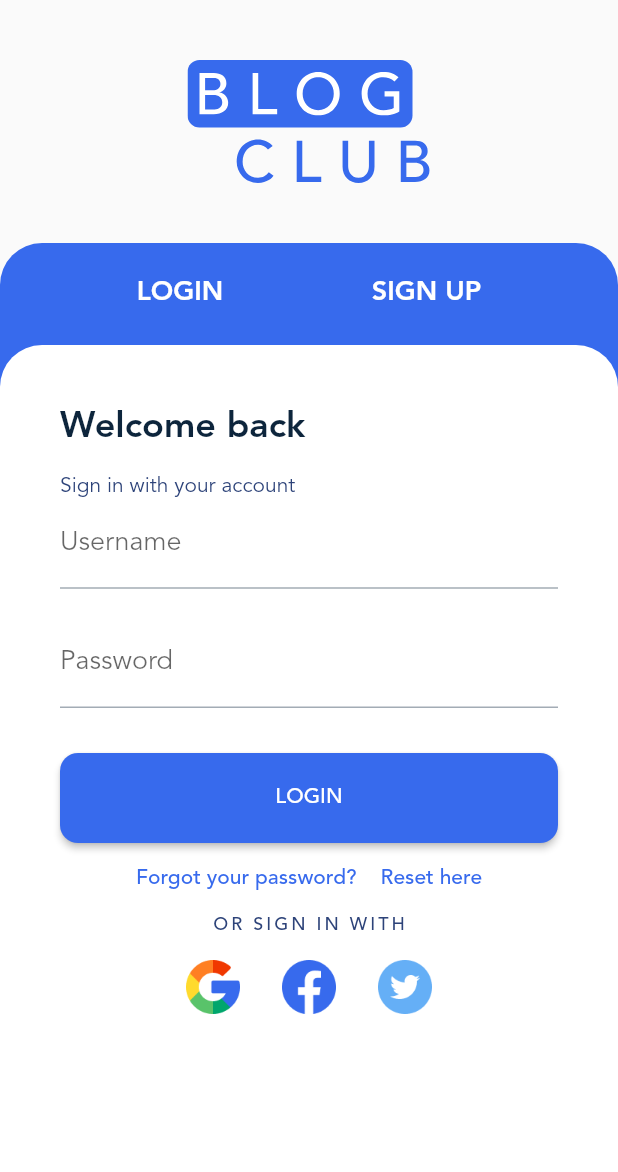
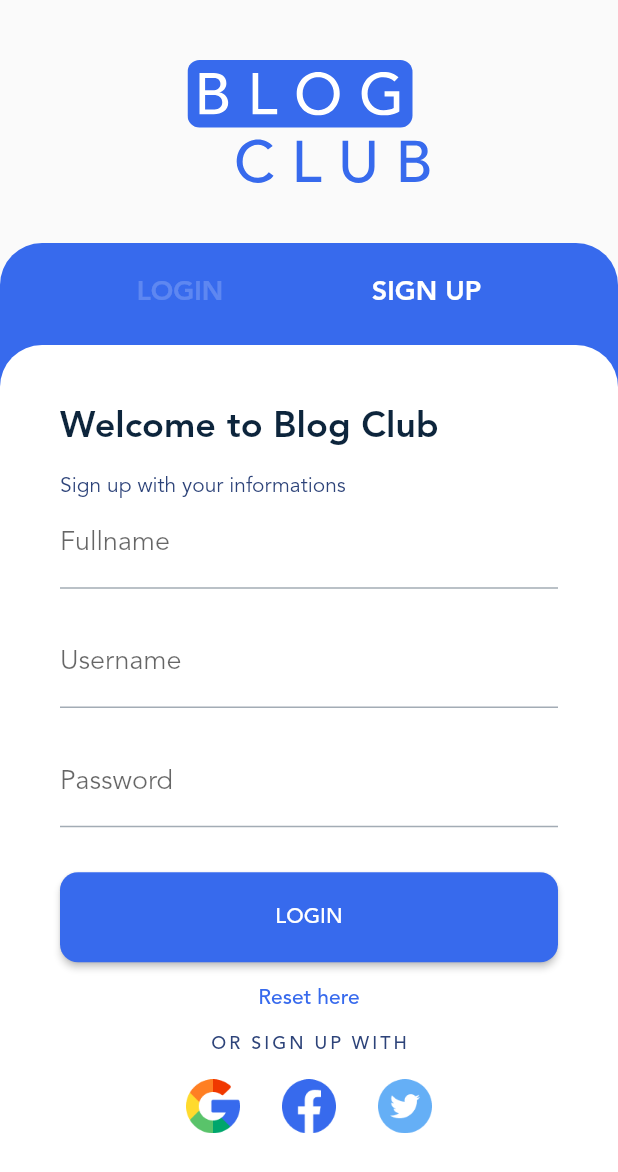
Before and after one commit to peymansf2000/blog_club_UI, a Flutter app: the AuthScreen screen opened directly, after a tap on "SIGN UP", on a phone screen of 412 x 824 dp. Shown: the top 1172 px of the screen. Run offline on Flutter 3.47's test engine with Material 2 defaults, Android fonts, the phone set to English and light mode, and no system bars; our stand-ins replace carousel_slider, flutter_svg, gradient_borders, smooth_page_indicator.

Commit message:
Improve AuthScreen, add SignUp
User cann switch between SignUp and Login pages

```diff
--- a/lib/auth.dart
+++ b/lib/auth.dart
@@ -1,8 +1,16 @@
 import 'package:flutter/material.dart';
 import 'package:flutter_svg/flutter_svg.dart';
 
-class AuthScreen extends StatelessWidget {
+class AuthScreen extends StatefulWidget {
   const AuthScreen({Key? key}) : super(key: key);
+
+  @override
+  State<AuthScreen> createState() => _AuthScreenState();
+}
+
+class _AuthScreenState extends State<AuthScreen> {
+  int page = 0;
+
   @override
   Widget build(BuildContext context) {
     final tabTextStyle = TextStyle(
@@ -28,35 +36,65 @@ class AuthScreen extends StatelessWidget {
               child: Column(
                 children: [
                   Padding(
-                    padding: EdgeInsets.fromLTRB(0, 10, 0, 10),
+                    padding: const EdgeInsets.fromLTRB(0, 10, 0, 10),
                     child: Row(
                         mainAxisAlignment: MainAxisAlignment.spaceEvenly,
                         children: [
                           TextButton(
-                              onPressed: () {},
+                              onPressed: () {
+                                setState(() {
+                                  page = 0;
+                                });
+                              },
                               child: Text('Login'.toUpperCase(),
-                                  style:
-                                      tabTextStyle.apply(color: Colors.white))),
+                                  style: page == 0
+                                      ? tabTextStyle.apply(color: Colors.white)
+                                      : tabTextStyle.apply(
+                                          color: const Color.fromARGB(
+                                              50, 255, 255, 255)))),
                           TextButton(
-                              onPressed: () {},
+                              onPressed: () {
+                                setState(() {
+                                  page = 1;
+                                });
+                              },
                               child: Text('Sign Up'.toUpperCase(),
-                                  style:
-                                      tabTextStyle.apply(color: Colors.white))),
+                                  style: page == 1
+                                      ? tabTextStyle.apply(color: Colors.white)
+                                      : tabTextStyle.apply(
+                                          color: const Color.fromARGB(
+                                              50, 255, 255, 255)))),
                         ]),
                   ),
-                  Expanded(
+                  page == 0 ? const _Login() : const _SignUp()
+                ],
+              ),
+            ))
+          ],
+        ),
+      ),
+    );
+  }
+}
+
+class _Login extends StatelessWidget {
+  const _Login({
+    Key? key,
+  }) : super(key: key);
+
+  @override
+  Widget build(BuildContext context) {
+    return Expanded(
       child: Container(
         decoration: BoxDecoration(
             color: Theme.of(context).colorScheme.onPrimary,
             borderRadius: const BorderRadius.only(
-                              topLeft: Radius.circular(28),
-                              topRight: Radius.circular(28))),
+                topLeft: Radius.circular(28), topRight: Radius.circular(28))),
         child: SingleChildScrollView(
           child: Padding(
             padding: const EdgeInsets.all(40),
-                          child: Column(
-                              crossAxisAlignment: CrossAxisAlignment.start,
-                              children: [
+            child:
+                Column(crossAxisAlignment: CrossAxisAlignment.start, children: [
               Text(
                 'Welcome back',
                 style: Theme.of(context).textTheme.titleLarge,
@@ -72,10 +110,9 @@ class AuthScreen extends StatelessWidget {
                     ?.copyWith(fontSize: 14),
               ),
               const TextField(
-                                  decoration:
-                                      InputDecoration(label: Text('Username')),
+                decoration: InputDecoration(label: Text('Username')),
               ),
-                                SizedBox(
+              const SizedBox(
                 height: 20,
               ),
               const TextField(
@@ -87,21 +124,15 @@ class AuthScreen extends StatelessWidget {
                   'Password',
                 )),
               ),
-                                SizedBox(
+              const SizedBox(
                 height: 30,
               ),
               ElevatedButton(
                   style: ButtonStyle(
-                                        shape: MaterialStateProperty.all(
-                                            RoundedRectangleBorder(
-                                                borderRadius:
-                                                    BorderRadius.circular(12))),
+                      shape: MaterialStateProperty.all(RoundedRectangleBorder(
+                          borderRadius: BorderRadius.circular(12))),
                       minimumSize: MaterialStateProperty.all(
-                                            Size(
-                                                MediaQuery.of(context)
-                                                    .size
-                                                    .width,
-                                                60))),
+                          Size(MediaQuery.of(context).size.width, 60))),
                   onPressed: () {},
                   child: Text('Login'.toUpperCase())),
               Row(
@@ -109,10 +140,8 @@ class AuthScreen extends StatelessWidget {
                 children: [
                   TextButton(
                       onPressed: () {},
-                                        child: Text('Forgot your password?')),
-                                    TextButton(
-                                        onPressed: () {},
-                                        child: Text('Reset here'))
+                      child: const Text('Forgot your password?')),
+                  TextButton(onPressed: () {}, child: const Text('Reset here'))
                 ],
               ),
               Center(
@@ -124,22 +153,18 @@ class AuthScreen extends StatelessWidget {
                       ?.copyWith(letterSpacing: 2),
                 ),
               ),
-                                SizedBox(
+              const SizedBox(
                 height: 16,
               ),
-                                Row(
-                                    mainAxisAlignment: MainAxisAlignment.center,
-                                    children: [
+              Row(mainAxisAlignment: MainAxisAlignment.center, children: [
                 Image.asset('assets/img/icons/Google.png',
                     width: 36, height: 36),
-                                      SizedBox(
+                const SizedBox(
                   width: 28,
                 ),
-                                      Image.asset(
-                                          'assets/img/icons/Facebook.png',
-                                          width: 36,
-                                          height: 36),
-                                      SizedBox(
+                Image.asset('assets/img/icons/Facebook.png',
+                    width: 36, height: 36),
+                const SizedBox(
                   width: 28,
                 ),
                 Image.asset(
@@ -152,11 +177,111 @@ class AuthScreen extends StatelessWidget {
           ),
         ),
       ),
-                  )
+    );
+  }
+}
+
+class _SignUp extends StatelessWidget {
+  const _SignUp({
+    Key? key,
+  }) : super(key: key);
+
+  @override
+  Widget build(BuildContext context) {
+    return Expanded(
+      child: Container(
+        decoration: BoxDecoration(
+            color: Theme.of(context).colorScheme.onPrimary,
+            borderRadius: const BorderRadius.only(
+                topLeft: Radius.circular(28), topRight: Radius.circular(28))),
+        child: SingleChildScrollView(
+          child: Padding(
+            padding: const EdgeInsets.all(40),
+            child:
+                Column(crossAxisAlignment: CrossAxisAlignment.start, children: [
+              Text(
+                'Welcome to Blog Club',
+                style: Theme.of(context).textTheme.titleLarge,
+              ),
+              const SizedBox(
+                height: 17,
+              ),
+              Text(
+                'Sign up with your informations',
+                style: Theme.of(context)
+                    .textTheme
+                    .titleMedium
+                    ?.copyWith(fontSize: 14),
+              ),
+              const TextField(
+                decoration: InputDecoration(label: Text('Fullname')),
+              ),
+              const SizedBox(
+                height: 20,
+              ),
+              const TextField(
+                decoration: InputDecoration(label: Text('Username')),
+              ),
+              const SizedBox(
+                height: 20,
+              ),
+              const TextField(
+                obscureText: true,
+                enableSuggestions: false,
+                autocorrect: false,
+                decoration: InputDecoration(
+                    label: Text(
+                  'Password',
+                )),
+              ),
+              const SizedBox(
+                height: 30,
+              ),
+              ElevatedButton(
+                  style: ButtonStyle(
+                      shape: MaterialStateProperty.all(RoundedRectangleBorder(
+                          borderRadius: BorderRadius.circular(12))),
+                      minimumSize: MaterialStateProperty.all(
+                          Size(MediaQuery.of(context).size.width, 60))),
+                  onPressed: () {},
+                  child: Text('Login'.toUpperCase())),
+              Row(
+                mainAxisAlignment: MainAxisAlignment.center,
+                children: [
+                  TextButton(onPressed: () {}, child: const Text('Reset here'))
                 ],
               ),
-            ))
-          ],
+              Center(
+                child: Text(
+                  'OR SIGN UP WITH',
+                  style: Theme.of(context)
+                      .textTheme
+                      .bodySmall
+                      ?.copyWith(letterSpacing: 2),
+                ),
+              ),
+              const SizedBox(
+                height: 16,
+              ),
+              Row(mainAxisAlignment: MainAxisAlignment.center, children: [
+                Image.asset('assets/img/icons/Google.png',
+                    width: 36, height: 36),
+                const SizedBox(
+                  width: 28,
+                ),
+                Image.asset('assets/img/icons/Facebook.png',
+                    width: 36, height: 36),
+                const SizedBox(
+                  width: 28,
+                ),
+                Image.asset(
+                  'assets/img/icons/Twitter.png',
+                  width: 36,
+                  height: 36,
+                )
+              ]),
+            ]),
+          ),
         ),
       ),
     );
--- a/lib/main.dart
+++ b/lib/main.dart
@@ -1,4 +1,3 @@
-import 'package:blog_club/auth.dart';
 import 'package:blog_club/splash.dart';
 import 'package:flutter/material.dart';
 // import 'package:blog_club/onboarding.dart';
--- a/lib/onboarding.dart
+++ b/lib/onboarding.dart
@@ -1,6 +1,6 @@
 import 'package:blog_club/auth.dart';
 import 'package:blog_club/data.dart';
-import 'package:blog_club/home.dart';
+
 import 'package:flutter/cupertino.dart';
 import 'package:flutter/material.dart';
 import 'package:smooth_page_indicator/smooth_page_indicator.dart';
```
Lines whose indentation alone changed are shown as unchanged.
